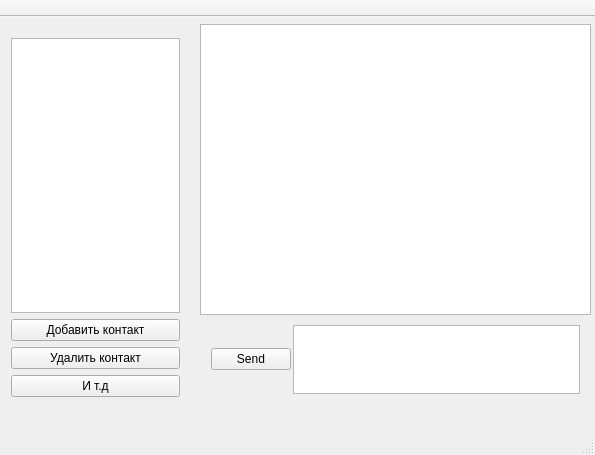
First picture: the form in mainwindow.ui, repository olegrok/Messenger, before the edit.
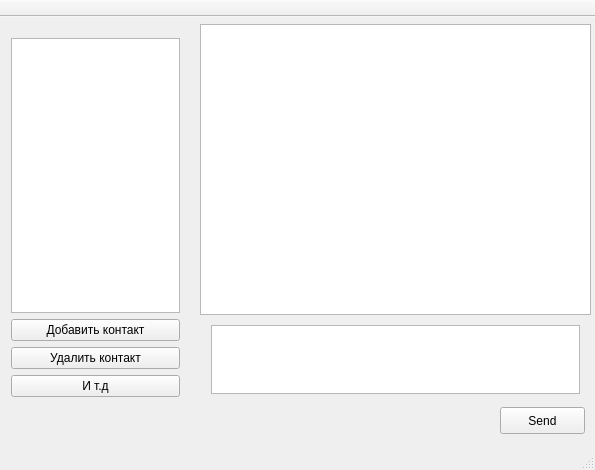
Second picture: the form after the edit.

Commit message: opportunity to send messege, some steps to recive message

Diff of the .ui file:
```diff
--- a/mainwindow.ui
+++ b/mainwindow.ui
@@ -7,19 +7,19 @@
     <x>0</x>
     <y>0</y>
     <width>595</width>
-    <height>455</height>
+    <height>470</height>
    </rect>
   </property>
   <property name="minimumSize">
    <size>
     <width>595</width>
-    <height>455</height>
+    <height>470</height>
    </size>
   </property>
   <property name="maximumSize">
    <size>
     <width>595</width>
-    <height>455</height>
+    <height>470</height>
    </size>
   </property>
   <property name="windowTitle">
@@ -107,16 +107,6 @@
      <property name="spacing">
       <number>2</number>
      </property>
-     <item>
-      <widget class="QPushButton" name="SendButton">
-       <property name="cursor">
-        <cursorShape>PointingHandCursor</cursorShape>
-       </property>
-       <property name="text">
-        <string>Send</string>
-       </property>
-      </widget>
-     </item>
      <item>
       <widget class="QTextEdit" name="MessageWindow">
        <property name="html">
@@ -130,6 +120,27 @@
      </item>
     </layout>
    </widget>
+   <widget class="QPushButton" name="SendButton">
+    <property name="geometry">
+     <rect>
+      <x>500</x>
+      <y>390</y>
+      <width>85</width>
+      <height>27</height>
+     </rect>
+    </property>
+    <property name="cursor">
+     <cursorShape>PointingHandCursor</cursorShape>
+    </property>
+    <property name="text">
+     <string>Send</string>
+    </property>
+   </widget>
+   <zorder>ChatWindow</zorder>
+   <zorder>layoutWidget1</zorder>
+   <zorder>layoutWidget</zorder>
+   <zorder>SendButton</zorder>
+   <zorder>SendButton</zorder>
   </widget>
   <widget class="QMenuBar" name="menuBar">
    <property name="geometry">
```
The commit also changes 15 other files.
